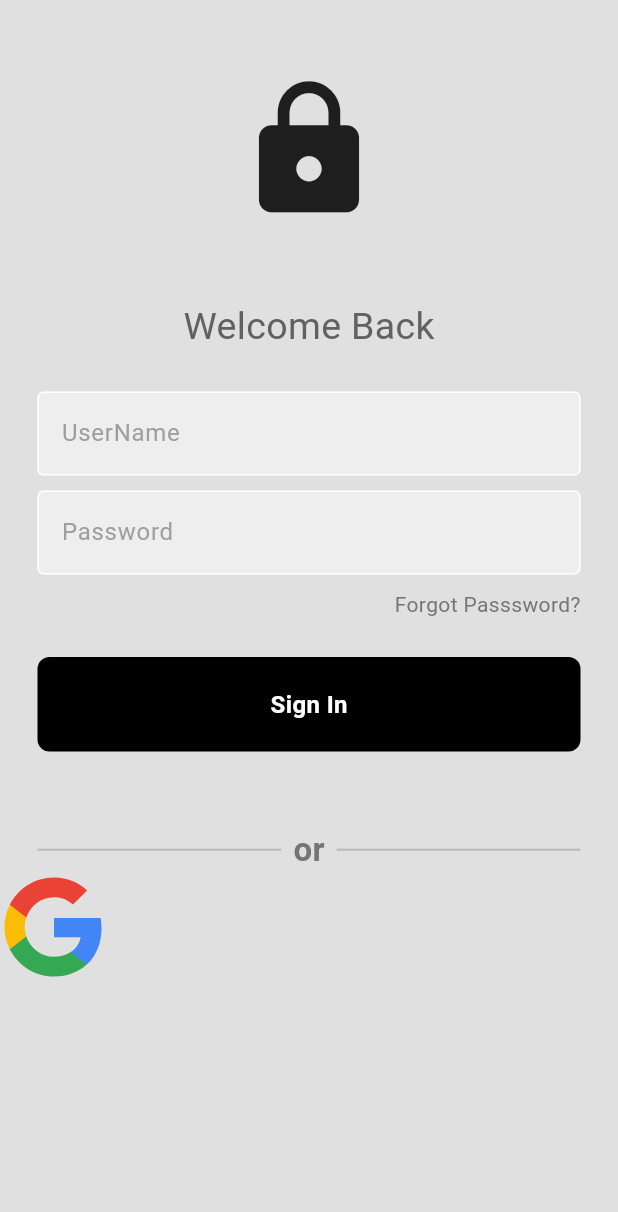
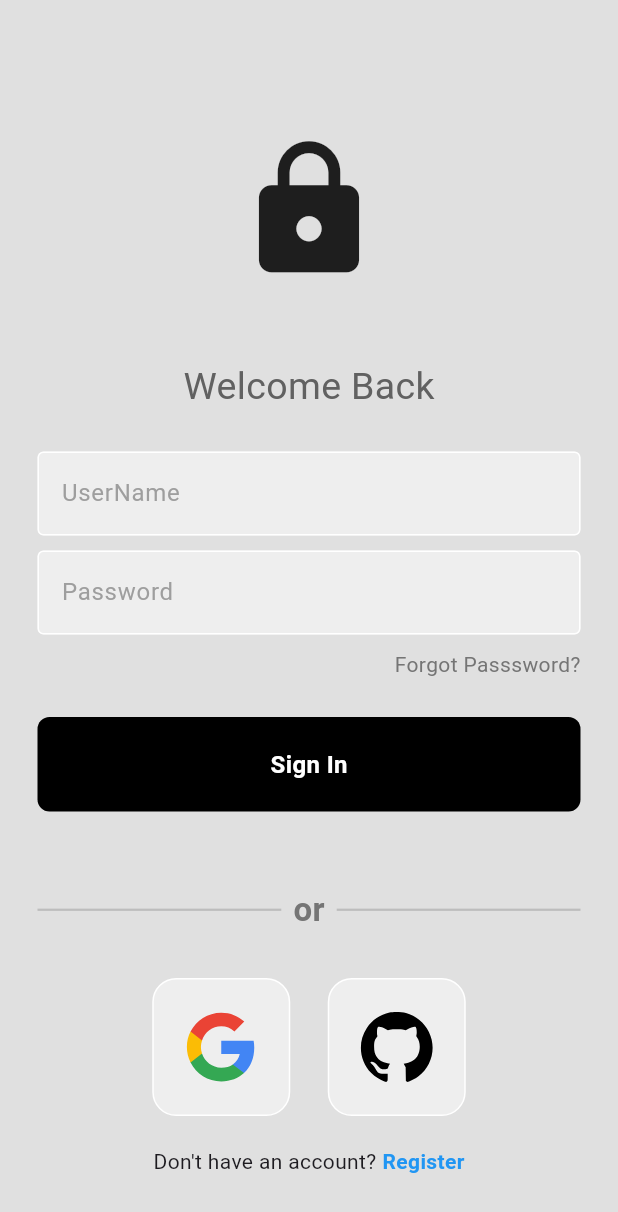
Before and after one commit to Ahnuf-Karim-Chowdhury/GMail-Manager-Flutter-App, a Flutter app: the screen it shows after launch, on a phone screen of 412 x 824 dp. Shown: the top 1212 px of the screen. Run offline on Flutter 3.47's test engine with Material 3 defaults, Android fonts, the phone set to English and light mode, and no system bars; our stand-ins replace flutter_svg.

Commit message:
frontend login page done!

```diff
--- a/lib/components/squareTile.dart
+++ b/lib/components/squareTile.dart
@@ -9,15 +9,16 @@ class SquareTile extends StatelessWidget {
   @override
   Widget build(BuildContext context) {
     return Container(
-      child: imagePath.endsWith('.svg')
-          ? SvgPicture.asset(
-              imagePath,
-              height: 72,
-            )
-          : Image.asset(
-              imagePath,
-              height: 72,
-            ),
+      padding: EdgeInsets.all(20),
+      decoration: BoxDecoration(
+        border: Border.all(color: Colors.white),
+        borderRadius: BorderRadius.circular(16),
+        color: Colors.grey[200],
+      ),
+      child:
+          imagePath.endsWith('.svg')
+              ? SvgPicture.asset(imagePath, height: 50)
+              : Image.asset(imagePath, height: 50),
     );
   }
 }
--- a/lib/pages/login.dart
+++ b/lib/pages/login.dart
@@ -20,6 +20,7 @@ class LoginPage extends StatelessWidget {
       body: SafeArea(
         child: Center(
           child: Column(
+            mainAxisAlignment: MainAxisAlignment.center,
             children: [
               SizedBox(height: 50),
               // logo
@@ -81,7 +82,7 @@ class LoginPage extends StatelessWidget {
 
               // OR divider
               Padding(
-                padding: const EdgeInsets.symmetric(horizontal: 25 ),
+                padding: const EdgeInsets.symmetric(horizontal: 25),
                 child: Row(
                   children: [
                     Expanded(
@@ -105,15 +106,40 @@ class LoginPage extends StatelessWidget {
                 ),
               ),
 
+              //empty space
+              SizedBox(height: 30),
+
               Row(
+                mainAxisAlignment: MainAxisAlignment.center,
                 children: [
                   //google log in
                   SquareTile(imagePath: "lib/icons/google.svg"),
 
-                  //
+                  SizedBox(width: 25),
 
+                  //github log in
+                  SquareTile(imagePath: "lib/icons/github.svg"),
                 ],
-              )
+              ),
+
+              //empty space
+              SizedBox(height: 20),
+
+              //Don't have an account
+              Row(
+                mainAxisAlignment: MainAxisAlignment.center,
+                children: [
+                  Text("Don't have an account?"),
+                  SizedBox(width: 4),
+                  Text(
+                    "Register",
+                    style: TextStyle(
+                      color: Colors.blue,
+                      fontWeight: FontWeight.bold,
+                    ),
+                  ),
+                ],
+              ),
             ],
           ),
         ),
```
Also changed, not shown: lib/icons/github.svg (added).
